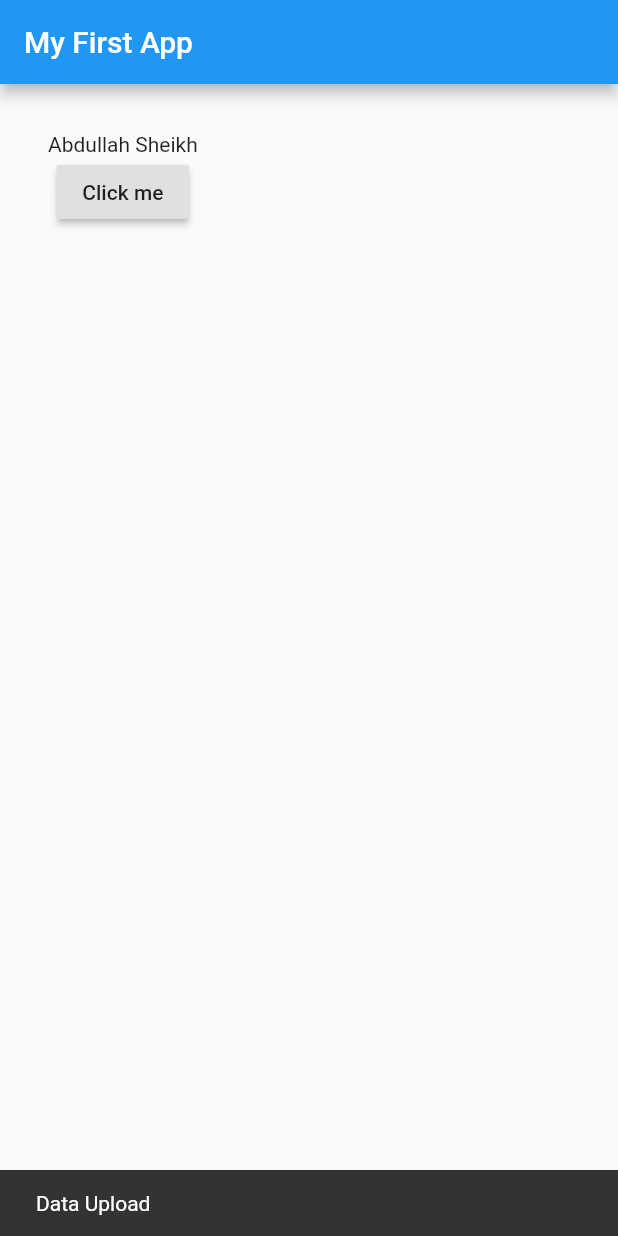
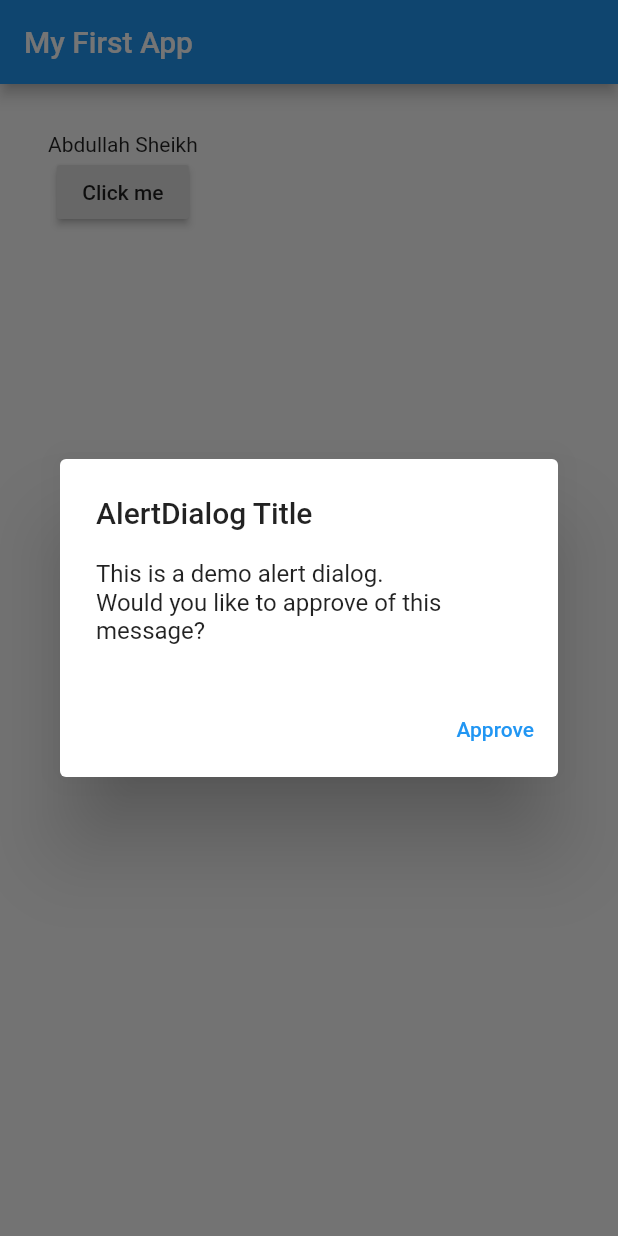
Before and after one commit to Abdullah-Sheikh/notification_in_flutter, a Flutter app: the screen it shows after launch, after a tap on "Click me", on a phone screen of 412 x 824 dp. Run offline on Flutter 3.47's test engine with Material 2 defaults, Android fonts, the phone set to English and light mode, and no system bars.

Commit message:
Alert Dialog

```diff
--- a/lib/main.dart
+++ b/lib/main.dart
@@ -1,4 +1,5 @@
 import 'package:flutter/material.dart';
+import 'dart:async';
 
 void main() {
   runApp(new MaterialApp(
@@ -13,6 +14,36 @@ class MyApp extends StatefulWidget {
 
 class _State extends State<MyApp> {
 
+  Future<void> _showMyDialog() async {
+    return showDialog<void>(
+      context: context,
+      barrierDismissible: false, // user must tap button!
+      builder: (BuildContext context) {
+        return AlertDialog(
+          title: Text('AlertDialog Title'),
+          content: SingleChildScrollView(
+            child: ListBody(
+              children: <Widget>[
+                Text('This is a demo alert dialog.'),
+                Text('Would you like to approve of this message?'),
+              ],
+            ),
+          ),
+          actions: <Widget>[
+            TextButton(
+              child: Text('Approve'),
+              onPressed: () {
+                Navigator.of(context).pop();
+              },
+            ),
+          ],
+        );
+      },
+    );
+  }
+
+
+  /*
   final GlobalKey<ScaffoldState> _scaffoldState =new GlobalKey<ScaffoldState>();
   void showbar()
   {
@@ -20,7 +51,7 @@ class _State extends State<MyApp> {
   }
 
  // Bottom sheet code
-  /*
+
   void _showbottom()
   {
     showModalBottomSheet<void>(
@@ -48,7 +79,7 @@ class _State extends State<MyApp> {
   @override
   Widget build(BuildContext context) {
     return new Scaffold(
-      key: _scaffoldState,
+     // key: _scaffoldState,
       appBar: new AppBar(
         title: new Text('My First App'),
       ),
@@ -57,8 +88,9 @@ class _State extends State<MyApp> {
         child: new Column(
           children: <Widget>[
             new Text('Abdullah Sheikh'),
-           new RaisedButton(onPressed: showbar, child: new Text("Click me"),),
+           // new RaisedButton(onPressed: showbar, child: new Text("Click me"),),
            // new RaisedButton(onPressed: _showbottom, child:new Text("Click me"),)
+            new RaisedButton(onPressed: _showMyDialog, child:new Text("Click me"),)
           ],
         ),
       ),
```
